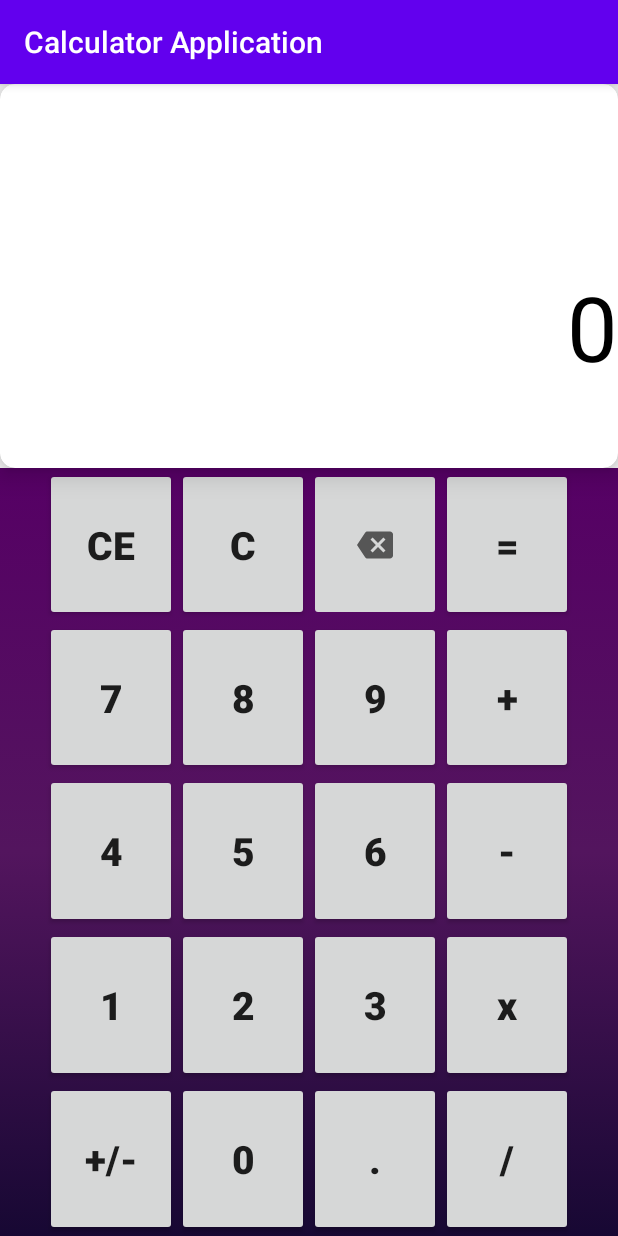
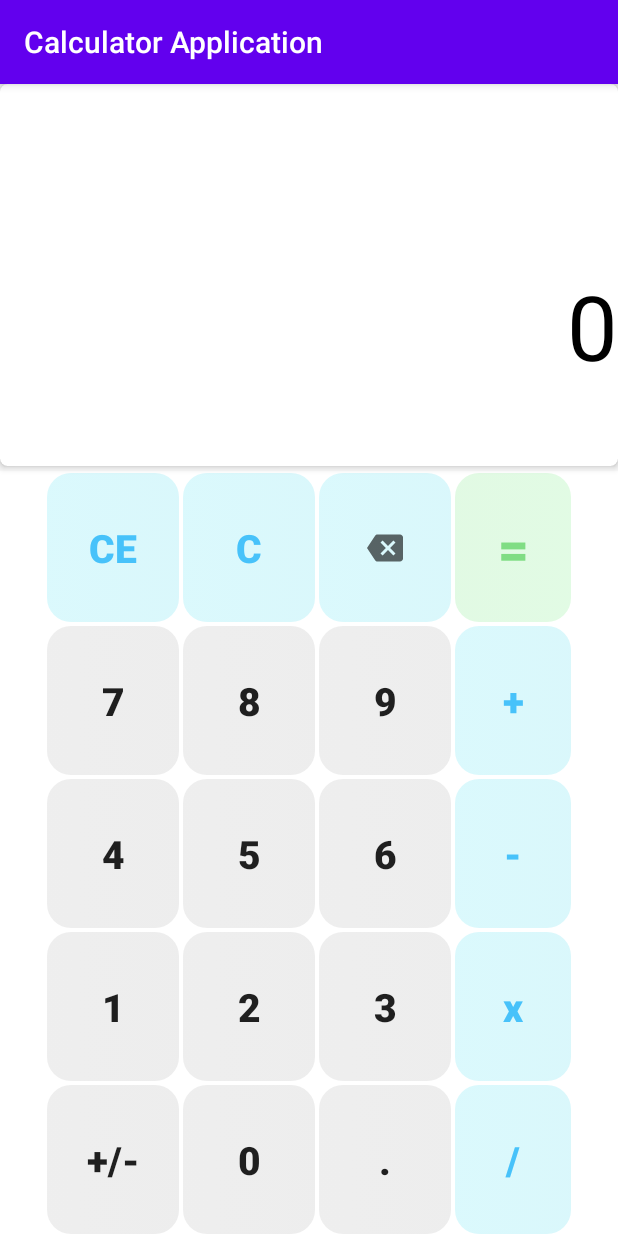
Before and after one commit to AhmadMamduhh/Calculator_Application, an Android app: the screen it shows after launch (MainActivity), on a phone screen of 412 x 824 dp. Run offline under Robolectric (Android 15) with nearby library versions, the phone set to English and light mode, and no system bars.

Commit message:
Added light colors design

```diff
--- /dev/null
+++ b/app/src/main/res/drawable/button_light_blue.xml
@@ -0,0 +1,14 @@
+<?xml version="1.0" encoding="utf-8"?>
+<selector xmlns:android="http://schemas.android.com/apk/res/android">
+    <item>
+        <shape android:shape="rectangle">
+            <gradient android:angle="180"
+                android:endColor="#4477E8F6"
+                android:startColor="#4474E3F1"
+                android:type="linear" />
+
+            <corners android:radius="16dp"/>
+            <stroke android:color="#5A5A5A" android:width="0dp"/>
+        </shape>
+    </item>
+</selector>
--- /dev/null
+++ b/app/src/main/res/drawable/button_light_green.xml
@@ -0,0 +1,14 @@
+<?xml version="1.0" encoding="utf-8"?>
+<selector xmlns:android="http://schemas.android.com/apk/res/android">
+    <item>
+        <shape android:shape="rectangle">
+            <gradient android:angle="180"
+                android:endColor="#2220D831"
+                android:startColor="#2222E135"
+                android:type="linear" />
+
+            <corners android:radius="16dp"/>
+            <stroke android:color="#5A5A5A" android:width="0dp"/>
+        </shape>
+    </item>
+</selector>
--- /dev/null
+++ b/app/src/main/res/drawable/button_light_white.xml
@@ -0,0 +1,14 @@
+<?xml version="1.0" encoding="utf-8"?>
+<selector xmlns:android="http://schemas.android.com/apk/res/android">
+    <item>
+        <shape android:shape="rectangle">
+            <gradient android:angle="180"
+                android:endColor="#22818181"
+                android:startColor="#227A7A7A"
+                android:type="linear" />
+
+            <corners android:radius="16dp"/>
+            <stroke android:color="#5A5A5A" android:width="0dp"/>
+        </shape>
+    </item>
+</selector>
--- a/app/src/main/res/layout/activity_main.xml
+++ b/app/src/main/res/layout/activity_main.xml
@@ -12,8 +12,9 @@
         android:layout_width="match_parent"
         android:layout_height="0dp"
         android:layout_weight="1"
-        app:cardCornerRadius="10dp"
-        app:cardElevation="10dp">
+        android:background="#fff"
+        app:cardCornerRadius="5dp"
+        app:cardElevation="3dp">
 
         <androidx.constraintlayout.widget.ConstraintLayout
             android:layout_width="match_parent"
@@ -58,8 +59,9 @@
         android:layout_width="match_parent"
         android:layout_height="0dp"
         android:layout_weight="2"
-        android:background="@drawable/gradient_background"
+        android:background="#fff"
         android:orientation="vertical"
+        android:layout_marginTop="3dp"
         android:paddingStart="30dp"
         android:paddingEnd="30dp">
 
@@ -73,6 +75,9 @@
                 android:id="@+id/ceBtn"
                 android:layout_width="wrap_content"
                 android:layout_height="match_parent"
+                android:background="@drawable/button_light_blue"
+                android:textColor="#47C2FA"
+                android:layout_margin="1dp"
                 android:text="@string/CE"
                 android:textSize="26sp"
                 android:textStyle="bold" />
@@ -81,6 +86,9 @@
                 android:id="@+id/cBtn"
                 android:layout_width="wrap_content"
                 android:layout_height="match_parent"
+                android:background="@drawable/button_light_blue"
+                android:textColor="#47C2FA"
+                android:layout_margin="1dp"
                 android:text="@string/C"
                 android:textSize="26sp"
                 android:textStyle="bold" />
@@ -91,6 +99,8 @@
                 android:paddingStart="32dp"
                 android:paddingEnd="32dp"
                 android:layout_height="match_parent"
+                android:background="@drawable/button_light_blue"
+                android:layout_margin="1dp"
                 android:src="@drawable/ic_baseline_backspace_24"
                 android:textSize="26sp"
                 android:textStyle="bold" />
@@ -99,8 +109,11 @@
                 android:id="@+id/equalsBtn"
                 android:layout_width="wrap_content"
                 android:layout_height="match_parent"
+                android:background="@drawable/button_light_green"
+                android:layout_margin="1dp"
+                android:textColor="#80DD84"
                 android:text="@string/equal"
-                android:textSize="26sp"
+                android:textSize="35sp"
                 android:textStyle="bold" />
 
         </LinearLayout>
@@ -116,6 +129,8 @@
                 android:layout_width="wrap_content"
                 android:layout_height="match_parent"
                 android:text="@string/seven"
+                android:background="@drawable/button_light_white"
+                android:layout_margin="1dp"
                 android:textSize="26sp"
                 android:textStyle="bold" />
 
@@ -124,6 +139,8 @@
                 android:layout_width="wrap_content"
                 android:layout_height="match_parent"
                 android:text="@string/eight"
+                android:background="@drawable/button_light_white"
+                android:layout_margin="1dp"
                 android:textSize="26sp"
                 android:textStyle="bold" />
 
@@ -132,6 +149,8 @@
                 android:layout_width="wrap_content"
                 android:layout_height="match_parent"
                 android:text="@string/nine"
+                android:background="@drawable/button_light_white"
+                android:layout_margin="1dp"
                 android:textSize="26sp"
                 android:textStyle="bold" />
 
@@ -141,7 +160,10 @@
                 android:layout_height="match_parent"
                 android:text="@string/plus"
                 android:textSize="26sp"
-                android:textStyle="bold" />
+                android:textStyle="bold"
+                android:background="@drawable/button_light_blue"
+                android:textColor="#47C2FA"
+                android:layout_margin="1dp"/>
 
         </LinearLayout>
 
@@ -156,6 +178,8 @@
                 android:layout_width="wrap_content"
                 android:layout_height="match_parent"
                 android:text="@string/four"
+                android:background="@drawable/button_light_white"
+                android:layout_margin="1dp"
                 android:textSize="26sp"
                 android:textStyle="bold" />
 
@@ -164,6 +188,8 @@
                 android:layout_width="wrap_content"
                 android:layout_height="match_parent"
                 android:text="@string/five"
+                android:background="@drawable/button_light_white"
+                android:layout_margin="1dp"
                 android:textSize="26sp"
                 android:textStyle="bold" />
 
@@ -172,6 +198,8 @@
                 android:layout_width="wrap_content"
                 android:layout_height="match_parent"
                 android:text="@string/six"
+                android:background="@drawable/button_light_white"
+                android:layout_margin="1dp"
                 android:textSize="26sp"
                 android:textStyle="bold" />
 
@@ -181,7 +209,10 @@
                 android:layout_height="match_parent"
                 android:text="@string/minus"
                 android:textSize="26sp"
-                android:textStyle="bold" />
+                android:textStyle="bold"
+                android:background="@drawable/button_light_blue"
+                android:textColor="#47C2FA"
+                android:layout_margin="1dp"/>
 
         </LinearLayout>
 
@@ -196,6 +227,8 @@
                 android:layout_width="wrap_content"
                 android:layout_height="match_parent"
                 android:text="@string/one"
+                android:background="@drawable/button_light_white"
+                android:layout_margin="1dp"
                 android:textSize="26sp"
                 android:textStyle="bold" />
 
@@ -204,6 +237,8 @@
                 android:layout_width="wrap_content"
                 android:layout_height="match_parent"
                 android:text="@string/two"
+                android:background="@drawable/button_light_white"
+                android:layout_margin="1dp"
                 android:textSize="26sp"
                 android:textStyle="bold" />
 
@@ -212,6 +247,8 @@
                 android:layout_width="wrap_content"
                 android:layout_height="match_parent"
                 android:text="@string/three"
+                android:background="@drawable/button_light_white"
+                android:layout_margin="1dp"
                 android:textSize="26sp"
                 android:textStyle="bold" />
 
@@ -222,7 +259,10 @@
                 android:text="@string/times"
                 android:textAllCaps="false"
                 android:textSize="26sp"
-                android:textStyle="bold" />
+                android:textStyle="bold"
+                android:background="@drawable/button_light_blue"
+                android:textColor="#47C2FA"
+                android:layout_margin="1dp"/>
 
         </LinearLayout>
 
@@ -238,6 +278,8 @@
                 android:layout_height="match_parent"
                 android:text="@string/posOrNeg"
                 android:textSize="26sp"
+                android:background="@drawable/button_light_white"
+                android:layout_margin="1dp"
                 android:textStyle="bold" />
 
             <Button
@@ -246,6 +288,8 @@
                 android:layout_height="match_parent"
                 android:text="@string/zero"
                 android:textSize="26sp"
+                android:background="@drawable/button_light_white"
+                android:layout_margin="1dp"
                 android:textStyle="bold" />
 
             <Button
@@ -254,6 +298,8 @@
                 android:layout_height="match_parent"
                 android:text="@string/decimal"
                 android:textSize="26sp"
+                android:background="@drawable/button_light_white"
+                android:layout_margin="1dp"
                 android:textStyle="bold" />
 
             <Button
@@ -262,7 +308,10 @@
                 android:layout_height="match_parent"
                 android:text="@string/divide"
                 android:textSize="26sp"
-                android:textStyle="bold" />
+                android:textStyle="bold"
+                android:background="@drawable/button_light_blue"
+                android:textColor="#47C2FA"
+                android:layout_margin="1dp"/>
 
         </LinearLayout>
 
```
Also changed, not shown: app/src/main/java/com/ahmedmamdouh/calculatorapplication/MainActivity.kt (+18 -4 lines), app/src/main/res/drawable/button_dark_black.xml (added, +14 -0 lines), app/src/main/res/drawable/button_dark_grey.xml (added, +14 -0 lines), app/src/main/res/drawable/button_dark_offwhite.xml (added, +14 -0 lines).
